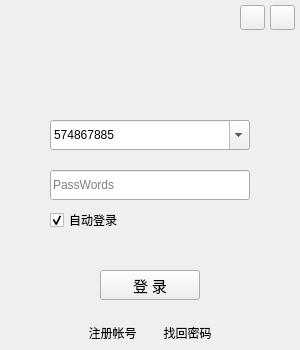
liyuqin33/BlogClient, file Login/login.ui: the form before one commit.
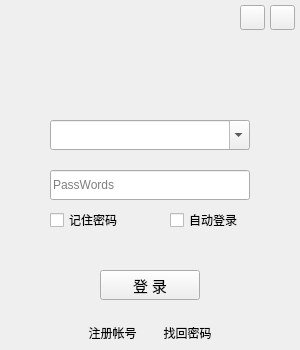
The form after the commit. Icons and pictures are not drawn.

Commit message:
Login添加了记住密码、自动登陆功能；存储路径改变
现在的自动登陆没有缓冲时间，无法取消，正式版本的可以在网络交互时给出缓冲时间取消登录

```diff
--- a/Login/login.ui
+++ b/Login/login.ui
@@ -122,7 +122,7 @@
    <widget class="QCheckBox" name="autoEnterBox">
     <property name="geometry">
      <rect>
-      <x>50</x>
+      <x>170</x>
       <y>210</y>
       <width>80</width>
       <height>20</height>
@@ -137,9 +137,6 @@
     <property name="text">
      <string>自动登录</string>
     </property>
-    <property name="checked">
-     <bool>true</bool>
-    </property>
     <property name="tristate">
      <bool>false</bool>
     </property>
@@ -190,36 +187,9 @@
     <property name="maxCount">
      <number>10</number>
     </property>
-    <item>
-     <property name="text">
-      <string>574867885</string>
-     </property>
-    </item>
-    <item>
-     <property name="text">
-      <string>1</string>
-     </property>
-    </item>
-    <item>
-     <property name="text">
-      <string>2</string>
-     </property>
-    </item>
-    <item>
-     <property name="text">
-      <string>3</string>
-     </property>
-    </item>
-    <item>
-     <property name="text">
-      <string>4</string>
-     </property>
-    </item>
-    <item>
-     <property name="text">
-      <string>5</string>
-     </property>
-    </item>
+    <property name="insertPolicy">
+     <enum>QComboBox::NoInsert</enum>
+    </property>
    </widget>
    <widget class="QLabel" name="hintLabel">
     <property name="geometry">
@@ -314,6 +284,24 @@
       <normaloff>:/Image/close.png</normaloff>:/Image/close.png</iconset>
     </property>
    </widget>
+   <widget class="QCheckBox" name="savePasswordBox">
+    <property name="geometry">
+     <rect>
+      <x>50</x>
+      <y>210</y>
+      <width>80</width>
+      <height>20</height>
+     </rect>
+    </property>
+    <property name="font">
+     <font>
+      <family>幼圆</family>
+     </font>
+    </property>
+    <property name="text">
+     <string>记住密码</string>
+    </property>
+   </widget>
   </widget>
  </widget>
  <resources>
```
Left out of the diff: 2 changed lines with no effect on the pictures. The commit also changes 18 other files.
